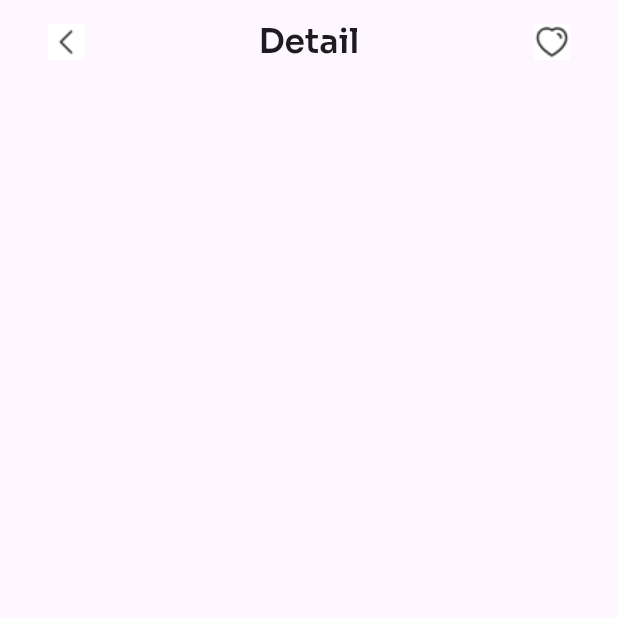
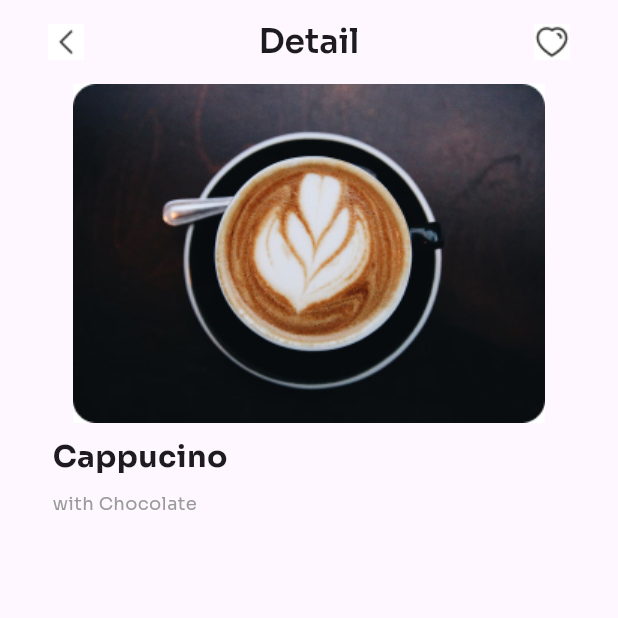
Before and after one commit to SirGoldencares/capuccino, a Flutter app: the screen it shows after launch, on a phone screen of 412 x 824 dp, the top half of it. Run offline on Flutter 3.47's test engine with Material 3 defaults, Android fonts, the phone set to English and light mode, and no system bars.

```diff
--- a/capuccino/lib/main.dart
+++ b/capuccino/lib/main.dart
@@ -1,6 +1,6 @@
 import 'package:flutter/material.dart';
 import 'objects1.dart';
-// import 'objects2.dart';
+import 'objects2.dart';
 // import 'objects3.dart';
 // import 'objects4.dart';
 // import 'objects5.dart';
@@ -52,11 +52,11 @@ appBar: AppBar(
 body: const SingleChildScrollView(
   child: Column(
     children: [
-        // ImageThree(),
-        // BodyTextOne(
-        //   textOne:'Cappucino',
-        //   textTwo:'with Chocolate',
-        // ),
+        ImageThree(),
+        BodyTextOne(
+          textOne:'Cappucino',
+          textTwo:'with Chocolate',
+        ),
 
         // Padding(
         //   padding: EdgeInsets.only(left: 32, right: 25, top: 5),
--- /dev/null
+++ b/capuccino/lib/objects2.dart
@@ -0,0 +1,55 @@
+import 'package:flutter/material.dart';
+
+class ImageThree extends StatelessWidget {
+  const ImageThree({super.key});
+
+  @override
+  Widget build(BuildContext context) {
+    return Center(
+      child: Column(
+              children: [Image.asset(
+              'assets/images/Image.jpg'
+            ),]
+          ),
+    );
+  }
+}
+class BodyTextOne extends StatelessWidget {
+  const BodyTextOne({super.key, required this.textOne, required this.textTwo});
+  final String textOne;
+  final String textTwo;
+
+
+ @override
+Widget build(BuildContext context){
+  return Align(
+    alignment: Alignment.centerLeft,
+    child:  Padding(
+    padding: const EdgeInsets.only(top: 8.0, left: 35),
+    child: Column(
+     crossAxisAlignment: CrossAxisAlignment.start,
+      children: [
+        Text(textOne,
+        style:
+        const TextStyle(
+          fontFamily: 'Sora',
+          fontWeight: FontWeight.w700,
+          fontSize: 20,
+        ),),
+        Padding(
+          padding: const EdgeInsetsDirectional.only(top: 8),
+          child: Text(textTwo,
+          style:
+          const TextStyle(
+            fontFamily: 'Sora',
+            color: Color.fromRGBO(155, 155, 155, 1),
+            fontSize: 12,
+          ),),
+        ),
+      ],
+    ),
+  ),
+  );
+
+}
+}
```
